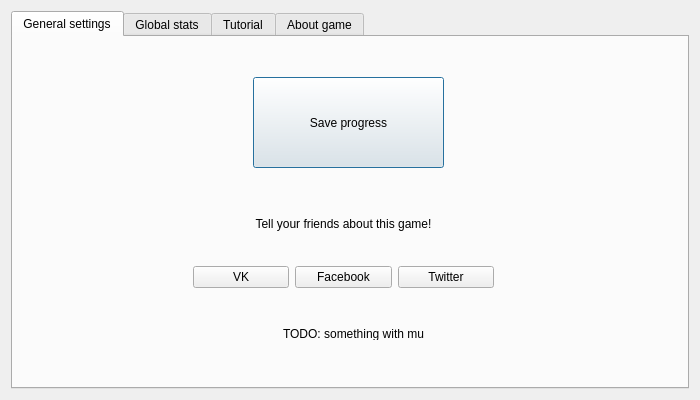
Above: courses/prog_base_3/dungeonOfDragons/settingsui.ui from Tayum/KPI-Courses before the change. Below: the same form after it.
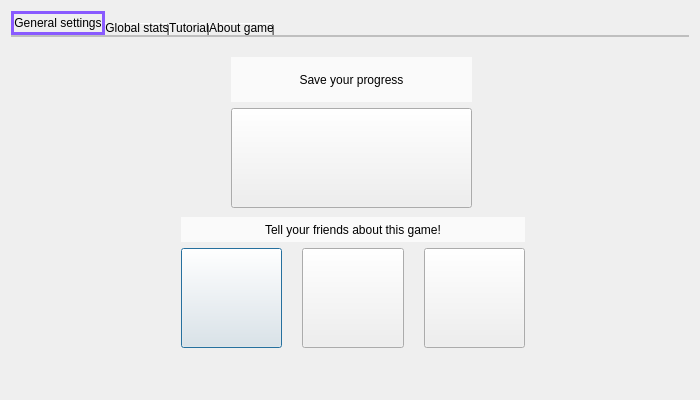
That is the form after the change. Icons and pictures are not drawn.

Patch:
```diff
--- a/courses/prog_base_3/dungeonOfDragons/settingsui.ui
+++ b/courses/prog_base_3/dungeonOfDragons/settingsui.ui
@@ -31,9 +31,112 @@
   <property name="windowTitle">
    <string>Setings</string>
   </property>
+  <property name="styleSheet">
+   <string notr="true">QDialog {
+	background-image: url(:/design/design/battlefield/background.png);
+}
+
+
+</string>
+  </property>
   <layout class="QGridLayout" name="gridLayout">
    <item row="0" column="0">
     <widget class="QTabWidget" name="settingsTabs_tabWidget">
+     <property name="styleSheet">
+      <string notr="true">/*-----------------------------------------------------LABELS-----------------------------------------------------*/
+
+QLabel {
+	background-color: rgba(255, 255, 255, 170);
+	font: 75 bold 16pt &quot;PMingLiU-ExtB&quot;;
+	color: black;
+}
+
+QPushButton:pressed {
+	margin-bottom: 5px;
+	margin-top: 5px;
+	margin-left: 5px;
+	margin-right: 5px;
+	border-style: inset;
+}
+
+/*-----------------------------------------------------QTABWIDGET-----------------------------------------------------*/
+
+QTabWidget::pane {
+    border-top: 2px solid rgb(191, 191, 191);
+}
+
+QTabWidget::tab-bar {
+    left: 0px;
+}
+
+QTabBar::tab {
+	background-image: url(:/design/design/tabwidget_tabBG.png);
+    border: 3px solid rgb(137, 90, 255);
+	width: 147px;
+    padding: 8px;
+	color: white;
+	font: 75 bold 12pt &quot;PMingLiU-ExtB&quot;;
+	border-top-left-radius: 7px;
+    border-top-right-radius: 7px;
+	border-bottom-left-radius: 7px;
+	border-bottom-right-radius: 7px;
+}
+
+QTabBar::tab:selected, QTabBar::tab:hover {
+    background-image: url(:/design/design/tabwidget_tabHoveredBG.png);
+}
+
+QTabBar::tab:selected {
+    border: 3px solid rgb(137, 90, 255);
+}
+
+QTabBar::tab:!selected {
+    margin-top: 10px;
+}
+
+QTabBar::tab:first:selected {
+    margin-left: 0;
+}
+
+QTabBar::tab:last:selected {
+    margin-right: 0;
+}
+
+/*-----------------------------------------------------TAB_IMAGES-----------------------------------------------------*/
+
+QWidget#gnrlSettings_tab {
+	background-image: url(:/design/design/settings/settingsBG.png);
+}
+
+QWidget#glblStats_tab {
+	background-image: url(:/design/design/settings/settingsBG.png);
+}
+
+QWidget#tutorial_tab {
+	background-image: url(:/design/design/settings/settingsBG.png);
+}
+
+QWidget#about_tab {
+	background-image: url(:/design/design/settings/settingsBG.png);
+}
+
+/*-----------------------------------------------------BUTTON IMAGES-----------------------------------------------------*/
+QPushButton#vkshare_btn {
+	border-image: url(:/design/design/settings/vklogo.png);
+}
+
+QPushButton#fbshare_btn {
+	border-image: url(:/design/design/settings/fblogo.png);
+}
+
+QPushButton#twishare_btn {
+	border-image: url(:/design/design/settings/twitterlogo.png);
+}
+
+QPushButton#save_btn {
+	border-image: url(:/design/design/settings/saveButton.png);
+}</string>
+     </property>
      <property name="currentIndex">
       <number>0</number>
      </property>
@@ -41,39 +144,13 @@
       <attribute name="title">
        <string>General settings</string>
       </attribute>
-      <widget class="QLabel" name="todo1">
+      <widget class="QWidget" name="layoutWidget">
        <property name="geometry">
         <rect>
-         <x>270</x>
-         <y>290</y>
-         <width>141</width>
-         <height>13</height>
-        </rect>
-       </property>
-       <property name="text">
-        <string>TODO: something with music.</string>
-       </property>
-      </widget>
-      <widget class="QPushButton" name="save_btn">
-       <property name="geometry">
-        <rect>
-         <x>240</x>
-         <y>40</y>
-         <width>191</width>
-         <height>91</height>
-        </rect>
-       </property>
-       <property name="text">
-        <string>Save progress</string>
-       </property>
-      </widget>
-      <widget class="QWidget" name="">
-       <property name="geometry">
-        <rect>
-         <x>180</x>
-         <y>150</y>
-         <width>301</width>
-         <height>101</height>
+         <x>170</x>
+         <y>180</y>
+         <width>344</width>
+         <height>131</height>
         </rect>
        </property>
        <layout class="QVBoxLayout" name="verticalLayout_5">
@@ -89,24 +166,45 @@
         </item>
         <item>
          <layout class="QHBoxLayout" name="horizontalLayout_3">
+          <property name="spacing">
+           <number>20</number>
+          </property>
           <item>
            <widget class="QPushButton" name="vkshare_btn">
+            <property name="minimumSize">
+             <size>
+              <width>100</width>
+              <height>100</height>
+             </size>
+            </property>
             <property name="text">
-             <string>VK</string>
+             <string/>
             </property>
            </widget>
           </item>
           <item>
            <widget class="QPushButton" name="fbshare_btn">
+            <property name="minimumSize">
+             <size>
+              <width>100</width>
+              <height>100</height>
+             </size>
+            </property>
             <property name="text">
-             <string>Facebook</string>
+             <string/>
             </property>
            </widget>
           </item>
           <item>
            <widget class="QPushButton" name="twishare_btn">
+            <property name="minimumSize">
+             <size>
+              <width>100</width>
+              <height>100</height>
+             </size>
+            </property>
             <property name="text">
-             <string>Twitter</string>
+             <string/>
             </property>
            </widget>
           </item>
@@ -114,6 +212,47 @@
         </item>
        </layout>
       </widget>
+      <widget class="QWidget" name="">
+       <property name="geometry">
+        <rect>
+         <x>220</x>
+         <y>20</y>
+         <width>241</width>
+         <height>151</height>
+        </rect>
+       </property>
+       <layout class="QVBoxLayout" name="verticalLayout_6">
+        <item>
+         <widget class="QLabel" name="label">
+          <property name="text">
+           <string>Save your progress</string>
+          </property>
+          <property name="alignment">
+           <set>Qt::AlignCenter</set>
+          </property>
+         </widget>
+        </item>
+        <item>
+         <widget class="QPushButton" name="save_btn">
+          <property name="minimumSize">
+           <size>
+            <width>50</width>
+            <height>100</height>
+           </size>
+          </property>
+          <property name="maximumSize">
+           <size>
+            <width>1000</width>
+            <height>16777215</height>
+           </size>
+          </property>
+          <property name="text">
+           <string/>
+          </property>
+         </widget>
+        </item>
+       </layout>
+      </widget>
      </widget>
      <widget class="QWidget" name="glblStats_tab">
       <attribute name="title">
```
Left out of the diff: 2 changed lines with no effect on the pictures.
